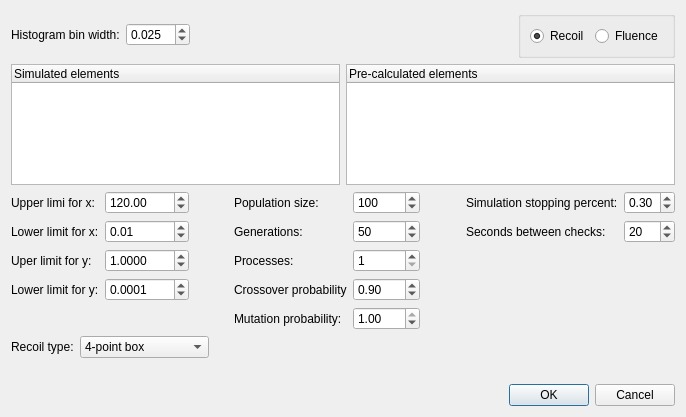
This is ui_files/ui_optimization_params.ui in JYU-IBA/potku as Qt 5 draws it before an edit. The edited form follows.
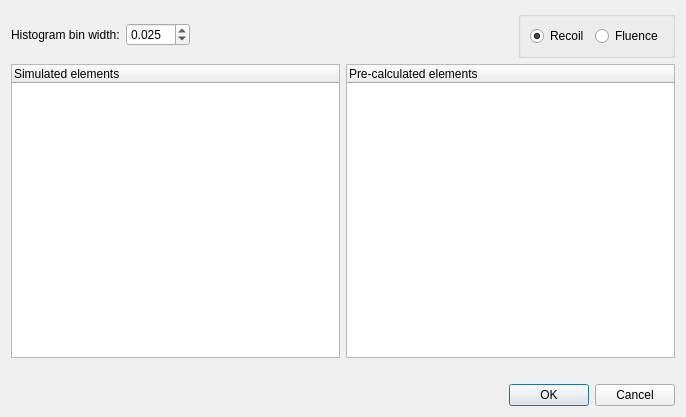
This is the edited form.

Commit message: Started working on fluence optimization. WIP. Results not shown anywhere, not tested if it works.

Diff of the .ui file:
```diff
--- a/ui_files/ui_optimization_params.ui
+++ b/ui_files/ui_optimization_params.ui
@@ -111,330 +111,7 @@
       </layout>
      </item>
      <item>
-      <layout class="QHBoxLayout" name="horizontalLayout_3">
-       <item>
-        <layout class="QFormLayout" name="formLayout">
-         <item row="1" column="0">
-          <widget class="QLabel" name="label_2">
-           <property name="text">
-            <string>Upper limi for x:</string>
-           </property>
-          </widget>
-         </item>
-         <item row="1" column="1">
-          <widget class="QDoubleSpinBox" name="upperXDoubleSpinBox">
-           <property name="maximum">
-            <double>999999999.990000009536743</double>
-           </property>
-           <property name="singleStep">
-            <double>0.010000000000000</double>
-           </property>
-           <property name="value">
-            <double>120.000000000000000</double>
-           </property>
-          </widget>
-         </item>
-         <item row="2" column="0">
-          <widget class="QLabel" name="label_3">
-           <property name="text">
-            <string>Lower limit for x:</string>
-           </property>
-          </widget>
-         </item>
-         <item row="2" column="1">
-          <widget class="QDoubleSpinBox" name="lowerXDoubleSpinBox">
-           <property name="maximum">
-            <double>9999999999990000.000000000000000</double>
-           </property>
-           <property name="singleStep">
-            <double>0.010000000000000</double>
-           </property>
-           <property name="value">
-            <double>0.010000000000000</double>
-           </property>
-          </widget>
-         </item>
-         <item row="3" column="0">
-          <widget class="QLabel" name="label_4">
-           <property name="text">
-            <string>Uper limit for y:</string>
-           </property>
-          </widget>
-         </item>
-         <item row="3" column="1">
-          <widget class="QDoubleSpinBox" name="upperYDoubleSpinBox">
-           <property name="decimals">
-            <number>4</number>
-           </property>
-           <property name="maximum">
-            <double>3.000000000000000</double>
-           </property>
-           <property name="singleStep">
-            <double>0.000100000000000</double>
-           </property>
-           <property name="value">
-            <double>1.000000000000000</double>
-           </property>
-          </widget>
-         </item>
-         <item row="4" column="0">
-          <widget class="QLabel" name="label_5">
-           <property name="text">
-            <string>Lower limit for y:</string>
-           </property>
-          </widget>
-         </item>
-         <item row="4" column="1">
-          <widget class="QDoubleSpinBox" name="lowerYDoubleSpinBox">
-           <property name="decimals">
-            <number>4</number>
-           </property>
-           <property name="maximum">
-            <double>3.000000000000000</double>
-           </property>
-           <property name="singleStep">
-            <double>0.000100000000000</double>
-           </property>
-           <property name="value">
-            <double>0.000100000000000</double>
-           </property>
-          </widget>
-         </item>
-        </layout>
-       </item>
-       <item>
-        <spacer name="horizontalSpacer_3">
-         <property name="orientation">
-          <enum>Qt::Horizontal</enum>
-         </property>
-         <property name="sizeType">
-          <enum>QSizePolicy::Maximum</enum>
-         </property>
-         <property name="sizeHint" stdset="0">
-          <size>
-           <width>40</width>
-           <height>20</height>
-          </size>
-         </property>
-        </spacer>
-       </item>
-       <item>
-        <layout class="QFormLayout" name="formLayout_2">
-         <item row="2" column="0">
-          <widget class="QLabel" name="label_10">
-           <property name="text">
-            <string>Generations:</string>
-           </property>
-          </widget>
-         </item>
-         <item row="2" column="1">
-          <widget class="QSpinBox" name="generationSpinBox">
-           <property name="maximum">
-            <number>999999</number>
-           </property>
-           <property name="value">
-            <number>50</number>
-           </property>
-          </widget>
-         </item>
-         <item row="3" column="0">
-          <widget class="QLabel" name="label_7">
-           <property name="text">
-            <string>Processes:</string>
-           </property>
-          </widget>
-         </item>
-         <item row="3" column="1">
-          <widget class="QSpinBox" name="processesSpinBox">
-           <property name="minimum">
-            <number>1</number>
-           </property>
-           <property name="value">
-            <number>1</number>
-           </property>
-          </widget>
-         </item>
-         <item row="4" column="0">
-          <widget class="QLabel" name="label_8">
-           <property name="text">
-            <string>Crossover probability</string>
-           </property>
-          </widget>
-         </item>
-         <item row="4" column="1">
-          <widget class="QDoubleSpinBox" name="crossoverProbDoubleSpinBox">
-           <property name="decimals">
-            <number>2</number>
-           </property>
-           <property name="maximum">
-            <double>1.000000000000000</double>
-           </property>
-           <property name="singleStep">
-            <double>0.100000000000000</double>
-           </property>
-           <property name="value">
-            <double>0.900000000000000</double>
-           </property>
-          </widget>
-         </item>
-         <item row="5" column="0">
-          <widget class="QLabel" name="label_9">
-           <property name="text">
-            <string>Mutation probability:</string>
-           </property>
-          </widget>
-         </item>
-         <item row="5" column="1">
-          <widget class="QDoubleSpinBox" name="mutationProbDoubleSpinBox">
-           <property name="maximum">
-            <double>1.000000000000000</double>
-           </property>
-           <property name="singleStep">
-            <double>0.010000000000000</double>
-           </property>
-           <property name="value">
-            <double>1.000000000000000</double>
-           </property>
-          </widget>
-         </item>
-         <item row="1" column="0">
-          <widget class="QLabel" name="label">
-           <property name="text">
-            <string>Population size:</string>
-           </property>
-          </widget>
-         </item>
-         <item row="1" column="1">
-          <widget class="QSpinBox" name="populationSpinBox">
-           <property name="minimum">
-            <number>10</number>
-           </property>
-           <property name="maximum">
-            <number>1000</number>
-           </property>
-           <property name="value">
-            <number>100</number>
-           </property>
-          </widget>
-         </item>
-        </layout>
-       </item>
-       <item>
-        <spacer name="horizontalSpacer_5">
-         <property name="orientation">
-          <enum>Qt::Horizontal</enum>
-         </property>
-         <property name="sizeHint" stdset="0">
-          <size>
-           <width>40</width>
-           <height>20</height>
-          </size>
-         </property>
-        </spacer>
-       </item>
-       <item>
-        <layout class="QFormLayout" name="formLayout_4">
-         <item row="0" column="0">
-          <widget class="QLabel" name="label_11">
-           <property name="text">
-            <string>Simulation stopping percent:</string>
-           </property>
-          </widget>
-         </item>
-         <item row="0" column="1">
-          <widget class="QDoubleSpinBox" name="percentDoubleSpinBox">
-           <property name="minimum">
-            <double>0.010000000000000</double>
-           </property>
-           <property name="maximum">
-            <double>1.000000000000000</double>
-           </property>
-           <property name="singleStep">
-            <double>0.010000000000000</double>
-           </property>
-           <property name="value">
-            <double>0.300000000000000</double>
-           </property>
-          </widget>
-         </item>
-         <item row="1" column="0">
-          <widget class="QLabel" name="label_12">
-           <property name="text">
-            <string>Seconds between checks:</string>
-           </property>
-          </widget>
-         </item>
-         <item row="1" column="1">
-          <widget class="QSpinBox" name="timeSpinBox">
-           <property name="maximum">
-            <number>60</number>
-           </property>
-           <property name="value">
-            <number>20</number>
-           </property>
-          </widget>
-         </item>
-        </layout>
-       </item>
-      </layout>
-     </item>
-     <item>
-      <layout class="QHBoxLayout" name="horizontalLayout_4">
-       <item>
-        <layout class="QFormLayout" name="formLayout_3">
-         <item row="0" column="0">
-          <widget class="QLabel" name="label_6">
-           <property name="text">
-            <string>Recoil type:</string>
-           </property>
-          </widget>
-         </item>
-         <item row="0" column="1">
-          <widget class="QComboBox" name="recoilTypeComboBox">
-           <property name="minimumSize">
-            <size>
-             <width>50</width>
-             <height>0</height>
-            </size>
-           </property>
-           <item>
-            <property name="text">
-             <string>4-point box</string>
-            </property>
-           </item>
-           <item>
-            <property name="text">
-             <string>6-point box</string>
-            </property>
-           </item>
-           <item>
-            <property name="text">
-             <string>8-point two-peak</string>
-            </property>
-           </item>
-           <item>
-            <property name="text">
-             <string>10-point two-peak</string>
-            </property>
-           </item>
-          </widget>
-         </item>
-        </layout>
-       </item>
-       <item>
-        <spacer name="horizontalSpacer_4">
-         <property name="orientation">
-          <enum>Qt::Horizontal</enum>
-         </property>
-         <property name="sizeHint" stdset="0">
-          <size>
-           <width>40</width>
-           <height>20</height>
-          </size>
-         </property>
-        </spacer>
-       </item>
-      </layout>
+      <layout class="QVBoxLayout" name="parametersLayout"/>
      </item>
      <item>
       <widget class="QLabel" name="label_efficiency_files">
```
Left out of the diff: 4 changed lines with no effect on the pictures. The commit also changes 9 other files.
